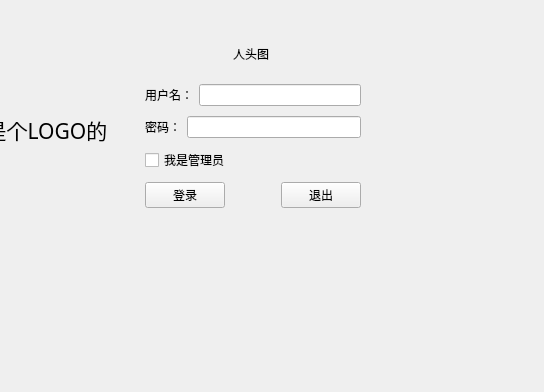
belunch/book_manage_system, file Login.ui: the form before one commit; both pictures show x 105 to 649 and y 0 to 392 of the 649 by 518 pixel window.
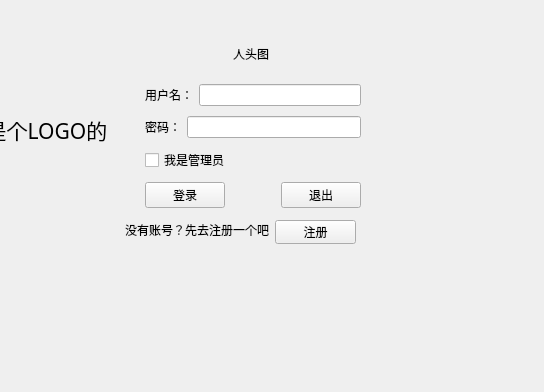
The form after the commit. Icons and pictures are not drawn.

```diff
--- a/Login.ui
+++ b/Login.ui
@@ -183,6 +183,32 @@
     </item>
    </layout>
   </widget>
+  <widget class="QPushButton" name="register_button">
+   <property name="geometry">
+    <rect>
+     <x>380</x>
+     <y>220</y>
+     <width>81</width>
+     <height>24</height>
+    </rect>
+   </property>
+   <property name="text">
+    <string>注册</string>
+   </property>
+  </widget>
+  <widget class="QLabel" name="label">
+   <property name="geometry">
+    <rect>
+     <x>230</x>
+     <y>220</y>
+     <width>161</width>
+     <height>20</height>
+    </rect>
+   </property>
+   <property name="text">
+    <string>没有账号？先去注册一个吧</string>
+   </property>
+  </widget>
  </widget>
  <resources/>
  <connections/>
```
